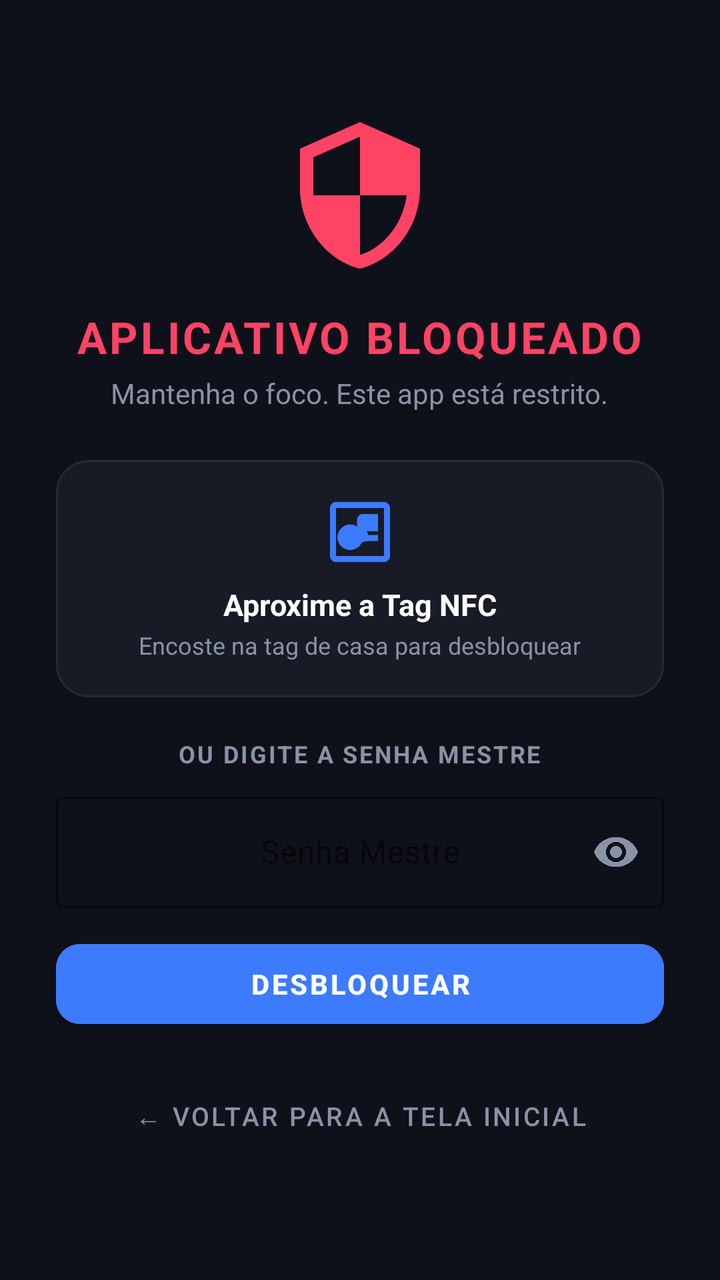
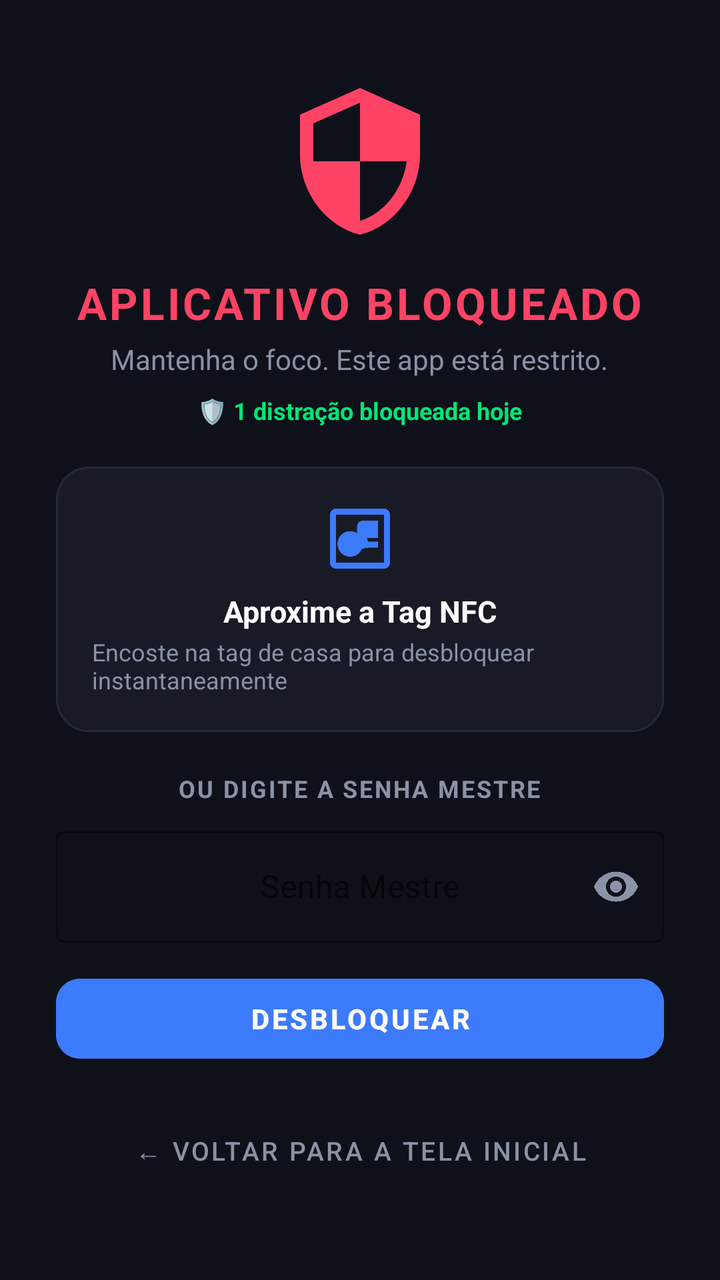

An Android layout rendered at two revisions. The XML below is the earlier revision; the diff shows what the commit changed to produce the second picture.
<!-- AndroidManifest.xml: activity theme Theme.FocusLock.LockScreen -->
<!-- res/layout/activity_lock.xml -->
<?xml version="1.0" encoding="utf-8"?>
<ScrollView xmlns:android="http://schemas.android.com/apk/res/android"
    xmlns:app="http://schemas.android.com/apk/res-auto"
    android:layout_width="match_parent"
    android:layout_height="match_parent"
    android:background="@color/bg_dark"
    android:fillViewport="true">

    <LinearLayout
        android:layout_width="match_parent"
        android:layout_height="wrap_content"
        android:gravity="center"
        android:orientation="vertical"
        android:padding="28dp">

        
        <ImageView
            android:layout_width="80dp"
            android:layout_height="80dp"
            android:contentDescription="Bloqueado"
            android:src="@drawable/ic_focus_shield"
            app:tint="@color/accent_red" />

        <TextView
            android:layout_width="wrap_content"
            android:layout_height="wrap_content"
            android:layout_marginTop="16dp"
            android:text="APLICATIVO BLOQUEADO"
            android:textColor="@color/accent_red"
            android:textSize="22sp"
            android:textStyle="bold"
            android:letterSpacing="0.06" />

        <TextView
            android:id="@+id/tvBlockedAppName"
            android:layout_width="wrap_content"
            android:layout_height="wrap_content"
            android:layout_marginTop="4dp"
            android:text="Mantenha o foco. Este app está restrito."
            android:textColor="@color/text_secondary"
            android:textSize="14sp" />

        
        <LinearLayout
            android:layout_width="match_parent"
            android:layout_height="wrap_content"
            android:layout_marginTop="24dp"
            android:background="@drawable/bg_card"
            android:gravity="center"
            android:orientation="vertical"
            android:padding="18dp">

            <ImageView
                android:layout_width="36dp"
                android:layout_height="36dp"
                android:src="@drawable/ic_nfc"
                app:tint="@color/accent_blue" />

            <TextView
                android:layout_width="wrap_content"
                android:layout_height="wrap_content"
                android:layout_marginTop="8dp"
                android:text="Aproxime a Tag NFC"
                android:textColor="@color/text_white"
                android:textSize="15sp"
                android:textStyle="bold" />

            <TextView
                android:layout_width="wrap_content"
                android:layout_height="wrap_content"
                android:layout_marginTop="2dp"
                android:text="Encoste na tag de casa para desbloquear"
                android:textColor="@color/text_secondary"
                android:textSize="12sp" />
        </LinearLayout>

        
        <TextView
            android:layout_width="wrap_content"
            android:layout_height="wrap_content"
            android:layout_marginTop="20dp"
            android:text="OU DIGITE A SENHA MESTRE"
            android:textColor="@color/text_secondary"
            android:textSize="12sp"
            android:textStyle="bold"
            android:letterSpacing="0.08" />

        <com.google.android.material.textfield.TextInputLayout
            android:id="@+id/tilPin"
            style="@style/Widget.MaterialComponents.TextInputLayout.OutlinedBox"
            android:layout_width="match_parent"
            android:layout_height="wrap_content"
            android:layout_marginTop="8dp"
            app:boxStrokeColor="@color/accent_blue"
            app:endIconMode="password_toggle"
            app:endIconTint="@color/text_secondary"
            app:hintTextColor="@color/accent_blue">

            <com.google.android.material.textfield.TextInputEditText
                android:id="@+id/etPin"
                android:layout_width="match_parent"
                android:layout_height="wrap_content"
                android:gravity="center"
                android:hint="Senha Mestre"
                android:inputType="textPassword"
                android:maxLength="64"
                android:singleLine="true"
                android:textColor="@color/text_white"
                android:textSize="16sp" />
        </com.google.android.material.textfield.TextInputLayout>

        <com.google.android.material.button.MaterialButton
            android:id="@+id/btnUnlockWithPin"
            android:layout_width="match_parent"
            android:layout_height="52dp"
            android:layout_marginTop="12dp"
            android:backgroundTint="@color/accent_blue"
            android:text="DESBLOQUEAR"
            android:textColor="@color/text_white"
            android:textStyle="bold"
            app:cornerRadius="12dp" />

        <TextView
            android:id="@+id/tvError"
            android:layout_width="wrap_content"
            android:layout_height="wrap_content"
            android:layout_marginTop="6dp"
            android:textColor="@color/accent_red"
            android:textSize="13sp"
            android:visibility="gone" />

        
        <com.google.android.material.button.MaterialButton
            android:id="@+id/btnGoHome"
            style="@style/Widget.MaterialComponents.Button.TextButton"
            android:layout_width="wrap_content"
            android:layout_height="wrap_content"
            android:layout_marginTop="16dp"
            android:text="← Voltar para a Tela Inicial"
            android:textColor="@color/text_secondary"
            android:textSize="13sp" />

    </LinearLayout>
</ScrollView>
<!-- resources referenced by this layout -->
<resources>
  <color name="accent_blue">#3D7BFD</color>
  <color name="accent_red">#FF4365</color>
  <color name="bg_dark">#0F111A</color>
  <color name="text_secondary">#8A92A6</color>
  <color name="text_white">#FFFFFF</color>
  <!-- drawable bg_card (drawable) -->
  <?xml version="1.0" encoding="utf-8"?>
  <shape xmlns:android="http://schemas.android.com/apk/res/android"
      android:shape="rectangle">
      <corners android:radius="16dp" />
      <solid android:color="@color/card_dark" />
      <stroke
          android:width="1dp"
          android:color="@color/card_border" />
  </shape>
  <!-- drawable ic_focus_shield (drawable) -->
  <vector xmlns:android="http://schemas.android.com/apk/res/android"
      android:width="24dp"
      android:height="24dp"
      android:viewportWidth="24"
      android:viewportHeight="24">
    <path
        android:fillColor="#3D7BFD"
        android:pathData="M12,1L3,5v6c0,5.55 3.84,10.74 9,12 5.16,-1.26 9,-6.45 9,-12V5l-9,-4zM12,11.99h7c-0.53,4.12 -3.28,7.79 -7,8.94V12H5V6.3l7,-3.11v8.8z"/>
  </vector>
  <!-- drawable ic_nfc (drawable) -->
  <vector xmlns:android="http://schemas.android.com/apk/res/android"
      android:width="24dp"
      android:height="24dp"
      android:viewportWidth="24"
      android:viewportHeight="24">
    <path
        android:fillColor="#3D7BFD"
        android:pathData="M20,2H4C2.9,2 2,2.9 2,4v16c0,1.1 0.9,2 2,2h16c1.1,0 2,-0.9 2,-2V4C22,2.9 21.1,2 20,2zM20,20H4V4h16V20zM18,6h-5c-1.1,0 -2,0.9 -2,2v2.15c-0.65,-0.41 -1.43,-0.65 -2.25,-0.65 -2.35,0 -4.25,1.9 -4.25,4.25s1.9,4.25 4.25,4.25c1.77,0 3.28,-1.09 3.91,-2.63L14.75,15H18v-2h-3.25l-0.5,-1.25H18V6z"/>
  </vector>
  <style name="Theme.FocusLock.LockScreen" parent="Theme.MaterialComponents.DayNight.NoActionBar">
          <item name="android:windowBackground">@color/bg_dark</item>
          <item name="android:statusBarColor">@color/bg_dark</item>
          <item name="android:navigationBarColor">@color/bg_dark</item>
          <item name="android:windowFullscreen">false</item>
      </style>
  <color name="card_dark">#181B26</color>
  <color name="card_border">#252A3A</color>
</resources>

<!-- the commit's change to res/layout/activity_lock.xml (unified diff, before → after) -->
@@ -36,15 +36,26 @@
             android:layout_width="wrap_content"
             android:layout_height="wrap_content"
             android:layout_marginTop="4dp"
+            android:gravity="center"
             android:text="Mantenha o foco. Este app está restrito."
             android:textColor="@color/text_secondary"
             android:textSize="14sp" />
 
+        <TextView
+            android:id="@+id/tvBlockedStats"
+            android:layout_width="wrap_content"
+            android:layout_height="wrap_content"
+            android:layout_marginTop="8dp"
+            android:text="🛡️ 1 distração bloqueada hoje"
+            android:textColor="@color/accent_green"
+            android:textSize="12sp"
+            android:textStyle="bold" />
+
         
         <LinearLayout
             android:layout_width="match_parent"
             android:layout_height="wrap_content"
-            android:layout_marginTop="24dp"
+            android:layout_marginTop="20dp"
             android:background="@drawable/bg_card"
             android:gravity="center"
             android:orientation="vertical"
@@ -69,56 +80,108 @@
                 android:layout_width="wrap_content"
                 android:layout_height="wrap_content"
                 android:layout_marginTop="2dp"
-                android:text="Encoste na tag de casa para desbloquear"
+                android:text="Encoste na tag de casa para desbloquear instantaneamente"
                 android:textColor="@color/text_secondary"
                 android:textSize="12sp" />
         </LinearLayout>
 
         
-        <TextView
-            android:layout_width="wrap_content"
-            android:layout_height="wrap_content"
-            android:layout_marginTop="20dp"
-            android:text="OU DIGITE A SENHA MESTRE"
-            android:textColor="@color/text_secondary"
-            android:textSize="12sp"
-            android:textStyle="bold"
-            android:letterSpacing="0.08" />
-
-        <com.google.android.material.textfield.TextInputLayout
-            android:id="@+id/tilPin"
-            style="@style/Widget.MaterialComponents.TextInputLayout.OutlinedBox"
+        <LinearLayout
+            android:id="@+id/llMindfulSection"
             android:layout_width="match_parent"
             android:layout_height="wrap_content"
-            android:layout_marginTop="8dp"
-            app:boxStrokeColor="@color/accent_blue"
-            app:endIconMode="password_toggle"
-            app:endIconTint="@color/text_secondary"
-            app:hintTextColor="@color/accent_blue">
-
-            <com.google.android.material.textfield.TextInputEditText
-                android:id="@+id/etPin"
+            android:layout_marginTop="16dp"
+            android:background="@drawable/bg_card"
+            android:gravity="center"
+            android:orientation="vertical"
+            android:padding="16dp"
+            android:visibility="gone">
+
+            <TextView
+                android:id="@+id/tvMindfulPrompt"
+                android:layout_width="wrap_content"
+                android:layout_height="wrap_content"
+                android:gravity="center"
+                android:text="🧘 Pausa Consciente: Respire fundo.\nVocê realmente precisa abrir este app agora?"
+                android:textColor="@color/text_white"
+                android:textSize="13sp" />
+
+            <TextView
+                android:id="@+id/tvMindfulCountdown"
+                android:layout_width="wrap_content"
+                android:layout_height="wrap_content"
+                android:layout_marginTop="8dp"
+                android:text="Liberando senha em 15s..."
+                android:textColor="@color/accent_blue"
+                android:textSize="15sp"
+                android:textStyle="bold" />
+
+            <com.google.android.material.button.MaterialButton
+                android:id="@+id/btnEmergencyPinUnlock"
+                style="@style/Widget.MaterialComponents.Button.TextButton"
+                android:layout_width="wrap_content"
+                android:layout_height="wrap_content"
+                android:layout_marginTop="6dp"
+                android:text="Emergência sem Tag NFC (aguardar 30s)"
+                android:textAllCaps="false"
+                android:textColor="@color/text_secondary"
+                android:textSize="12sp"
+                android:visibility="gone" />
+        </LinearLayout>
+
+        
+        <LinearLayout
+            android:id="@+id/llPinSection"
+            android:layout_width="match_parent"
+            android:layout_height="wrap_content"
+            android:gravity="center"
+            android:orientation="vertical">
+
+            <TextView
+                android:layout_width="wrap_content"
+                android:layout_height="wrap_content"
+                android:layout_marginTop="20dp"
+                android:letterSpacing="0.08"
+                android:text="OU DIGITE A SENHA MESTRE"
+                android:textColor="@color/text_secondary"
+                android:textSize="12sp"
+                android:textStyle="bold" />
+
+            <com.google.android.material.textfield.TextInputLayout
+                android:id="@+id/tilPin"
+                style="@style/Widget.MaterialComponents.TextInputLayout.OutlinedBox"
                 android:layout_width="match_parent"
                 android:layout_height="wrap_content"
-                android:gravity="center"
-                android:hint="Senha Mestre"
-                android:inputType="textPassword"
-                android:maxLength="64"
-                android:singleLine="true"
+                android:layout_marginTop="8dp"
+                app:boxStrokeColor="@color/accent_blue"
+                app:endIconMode="password_toggle"
+                app:endIconTint="@color/text_secondary"
+                app:hintTextColor="@color/accent_blue">
+
+                <com.google.android.material.textfield.TextInputEditText
+                    android:id="@+id/etPin"
+                    android:layout_width="match_parent"
+                    android:layout_height="wrap_content"
+                    android:gravity="center"
+                    android:hint="Senha Mestre"
+                    android:inputType="textPassword"
+                    android:maxLength="64"
+                    android:singleLine="true"
+                    android:textColor="@color/text_white"
+                    android:textSize="16sp" />
+            </com.google.android.material.textfield.TextInputLayout>
+
+            <com.google.android.material.button.MaterialButton
+                android:id="@+id/btnUnlockWithPin"
+                android:layout_width="match_parent"
+                android:layout_height="52dp"
+                android:layout_marginTop="12dp"
+                android:backgroundTint="@color/accent_blue"
+                android:text="DESBLOQUEAR"
                 android:textColor="@color/text_white"
-                android:textSize="16sp" />
-        </com.google.android.material.textfield.TextInputLayout>
-
-        <com.google.android.material.button.MaterialButton
-            android:id="@+id/btnUnlockWithPin"
-            android:layout_width="match_parent"
-            android:layout_height="52dp"
-            android:layout_marginTop="12dp"
-            android:backgroundTint="@color/accent_blue"
-            android:text="DESBLOQUEAR"
-            android:textColor="@color/text_white"
-            android:textStyle="bold"
-            app:cornerRadius="12dp" />
+                android:textStyle="bold"
+                app:cornerRadius="12dp" />
+        </LinearLayout>
 
         <TextView
             android:id="@+id/tvError"
<!-- resource entries referenced after the edit -->
@@ -1,6 +1,7 @@
 <!-- resources referenced by this layout -->
 <resources>
   <color name="accent_blue">#3D7BFD</color>
+  <color name="accent_green">#00E676</color>
   <color name="accent_red">#FF4365</color>
   <color name="bg_dark">#0F111A</color>
   <color name="text_secondary">#8A92A6</color>
